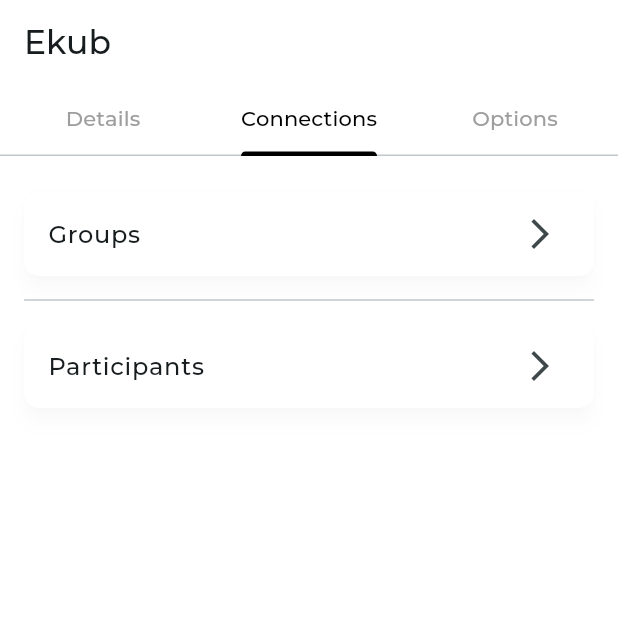
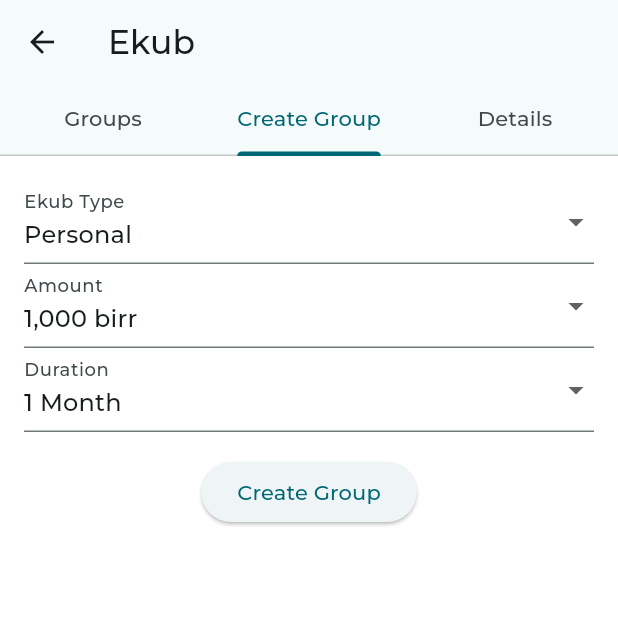
Before and after one commit to Nahom-ketsela/Digital_Ekub, a Flutter app: the EkubPage screen opened by its route, tab 2 chosen, on a phone screen of 412 x 824 dp, the top half of it. Run offline on Flutter 3.47's test engine with Material 3 defaults, Android fonts, the phone set to English and light mode, and no system bars; our stand-ins replace carousel_slider, cloud_firestore, firebase_auth, firebase_core, flutter_fortune_wheel, flutter_screenutil and 4 more; accounts and stored records are empty; project files that could hold a hidden picture were left out.

Commit message:
updated ekub page

```diff
--- a/lib/views/pages/ekub_page.dart
+++ b/lib/views/pages/ekub_page.dart
@@ -1,4 +1,6 @@
 import 'package:flutter/material.dart';
+import 'package:cloud_firestore/cloud_firestore.dart';
+import 'package:get_storage/get_storage.dart';
 
 class EkubPage extends StatefulWidget {
   static String route = 'ekub-page';
@@ -10,128 +12,183 @@ class EkubPage extends StatefulWidget {
 class _EkubPageState extends State<EkubPage>
     with SingleTickerProviderStateMixin {
   late TabController _tabController;
+  final FirebaseFirestore _firestore = FirebaseFirestore.instance;
 
   String? _selectedAmount = '1,000 birr';
   String? _selectedEkubType = 'Personal';
-  int _currentMoney = 10000; // Total current money in the Ekub
+  String? _selectedDuration = '1 Month';
+  final _storage = GetStorage();
+  late String currentUserEmail;
+
+  DateTime? _announcementDate;
+  String? _userTurnMessage;
 
   @override
   void initState() {
     super.initState();
     _tabController = TabController(length: 3, vsync: this);
+    currentUserEmail = _storage.read('email') ?? '';
   }
 
-  // Modal for editing Ekub Type
-  void _editEkubType() {
-    showModalBottomSheet(
-      context: context,
-      builder: (BuildContext context) {
-        return Padding(
-          padding: const EdgeInsets.all(16.0),
-          child: Column(
-            mainAxisSize: MainAxisSize.min,
-            crossAxisAlignment: CrossAxisAlignment.start,
-            children: [
-              Text('Select Ekub Type',
-                  style: TextStyle(fontWeight: FontWeight.bold)),
-              RadioListTile<String>(
-                title: Text('Personal'),
-                value: 'Personal',
-                groupValue: _selectedEkubType,
-                onChanged: (value) {
+  // Map amount to announcement dates
+  DateTime _getAnnouncementDateForAmount(String amount) {
+    switch (amount) {
+      case '500 birr':
+        return DateTime.now()
+            .add(Duration(days: 3)); // Custom date for 500 birr
+      case '1,000 birr':
+        return DateTime.now()
+            .add(Duration(days: 7)); // Custom date for 1,000 birr
+      case '1,500 birr':
+        return DateTime.now()
+            .add(Duration(days: 10)); // Custom date for 1,500 birr
+      default:
+        return DateTime.now().add(Duration(days: 7)); // Default date
+    }
+  }
+
+  // Function to create a new Ekub group
+  void _createGroup() async {
+    String groupId = DateTime.now().millisecondsSinceEpoch.toString();
+
+    // Get the appropriate announcement date based on selected amount
+    DateTime announcementDate = _getAnnouncementDateForAmount(_selectedAmount!);
+
+    await _firestore.collection('ekub_groups').doc(groupId).set({
+      'type': _selectedEkubType,
+      'amount': _selectedAmount,
+      'duration': _selectedDuration,
+      'announcementDate': announcementDate, // Use the determined date
+      'participants': [currentUserEmail],
+      'turns': [],
+    });
+    ScaffoldMessenger.of(context).showSnackBar(SnackBar(
+      content: Text('Group Created Successfully!'),
+    ));
+  }
+
+  // Function to join an existing group
+  void _joinGroup(String groupId) async {
+    DocumentReference groupRef =
+        _firestore.collection('ekub_groups').doc(groupId);
+    DocumentSnapshot groupSnapshot = await groupRef.get();
+
+    List<dynamic> participants = groupSnapshot['participants'] ?? [];
+    if (!participants.contains(currentUserEmail)) {
+      participants.add(currentUserEmail);
+      await groupRef.update({'participants': participants});
+      ScaffoldMessenger.of(context).showSnackBar(SnackBar(
+        content: Text('You have joined the group!'),
+      ));
+    } else {
+      ScaffoldMessenger.of(context).showSnackBar(SnackBar(
+        content: Text('You are already in this group!'),
+      ));
+    }
+  }
+
+  // Function to fetch group details and set announcement date and user turn status
+  void _fetchGroupDetails(String groupId) async {
+    DocumentSnapshot groupSnapshot =
+        await _firestore.collection('ekub_groups').doc(groupId).get();
+    Map<String, dynamic> groupData =
+        groupSnapshot.data() as Map<String, dynamic>;
+
     setState(() {
-                    _selectedEkubType = value;
+      // Fetch the actual announcement date from the database
+      _announcementDate = (groupData['announcementDate'] as Timestamp).toDate();
+      List<dynamic> turns = groupData['turns'] ?? [];
+      int userIndex = turns.indexOf(currentUserEmail);
+      _userTurnMessage = userIndex == 0
+          ? "It's your turn to take the money!"
+          : userIndex > 0
+              ? "Wait for your turn."
+              : "You need to pay.";
     });
-                  Navigator.pop(context);
+  }
+
+  // Fetch all groups from Firestore
+  Widget _buildGroupsList() {
+    return StreamBuilder<QuerySnapshot>(
+      stream: _firestore.collection('ekub_groups').snapshots(),
+      builder: (context, snapshot) {
+        if (snapshot.hasData) {
+          List<DocumentSnapshot> docs = snapshot.data!.docs;
+          return ListView.builder(
+            itemCount: docs.length,
+            itemBuilder: (context, index) {
+              Map<String, dynamic> group =
+                  docs[index].data() as Map<String, dynamic>;
+              return Card(
+                child: ListTile(
+                  title: Text('${group['amount']} - ${group['type']}'),
+                  subtitle: Text('${group['duration']}'),
+                  trailing: ElevatedButton(
+                    onPressed: () => _joinGroup(docs[index].id),
+                    child: Text('Join'),
+                  ),
+                  onTap: () {
+                    _fetchGroupDetails(docs[index].id);
                   },
-              ),
-              RadioListTile<String>(
-                title: Text('Business'),
-                value: 'Business',
-                groupValue: _selectedEkubType,
-                onChanged: (value) {
-                  setState(() {
-                    _selectedEkubType = value;
-                  });
-                  Navigator.pop(context);
-                },
-              ),
-              RadioListTile<String>(
-                title: Text('Property'),
-                value: 'Property',
-                groupValue: _selectedEkubType,
-                onChanged: (value) {
-                  setState(() {
-                    _selectedEkubType = value;
-                  });
-                  Navigator.pop(context);
-                },
-              ),
-            ],
                 ),
               );
             },
           );
         }
-
-  // Modal for editing Ekub Amount
-  void _editAmount() {
-    showModalBottomSheet(
-      context: context,
-      builder: (BuildContext context) {
-        return Padding(
-          padding: const EdgeInsets.all(16.0),
-          child: Column(
-            mainAxisSize: MainAxisSize.min,
-            crossAxisAlignment: CrossAxisAlignment.start,
-            children: [
-              Text('Select Ekub Amount',
-                  style: TextStyle(fontWeight: FontWeight.bold)),
-              DropdownButtonFormField<String>(
-                value: _selectedAmount,
-                items: ['500 birr', '1,000 birr', '1,500 birr']
-                    .map((amount) => DropdownMenuItem<String>(
-                        value: amount, child: Text(amount)))
-                    .toList(),
-                onChanged: (value) {
-                  setState(() {
-                    _selectedAmount = value;
-                  });
-                  Navigator.pop(context);
-                },
-                decoration: InputDecoration(
-                  contentPadding:
-                      EdgeInsets.symmetric(horizontal: 16, vertical: 8),
-                  border: OutlineInputBorder(
-                    borderRadius: BorderRadius.circular(10),
-                  ),
-                ),
-              ),
-            ],
-          ),
-        );
+        return Center(child: CircularProgressIndicator());
       },
     );
   }
 
-  void _addMoney(int amount) {
-    setState(() {
-      _currentMoney += amount;
-    });
+  // Build the group creation form
+  Widget _buildCreateGroupForm() {
+    return Column(
+      children: [
+        _buildDropdown<String>(
+          value: _selectedEkubType,
+          label: 'Ekub Type',
+          items: ['Personal', 'Business', 'Property'],
+          onChanged: (value) => setState(() => _selectedEkubType = value),
+        ),
+        _buildDropdown<String>(
+          value: _selectedAmount,
+          label: 'Amount',
+          items: ['500 birr', '1,000 birr', '1,500 birr'],
+          onChanged: (value) => setState(() => _selectedAmount = value),
+        ),
+        _buildDropdown<String>(
+          value: _selectedDuration,
+          label: 'Duration',
+          items: ['1 Month', '3 Months', '6 Months'],
+          onChanged: (value) => setState(() => _selectedDuration = value),
+        ),
+        SizedBox(height: 16),
+        ElevatedButton(
+          onPressed: _createGroup,
+          child: Text('Create Group'),
+        ),
+      ],
+    );
   }
 
-  void _deductMoney(int amount) {
-    setState(() {
-      if (_currentMoney - amount >= 0) {
-        _currentMoney -= amount;
-      } else {
-        ScaffoldMessenger.of(context).showSnackBar(
-          SnackBar(
-            content: Text('Not enough money to deduct!'),
-          ),
+  // Helper method to build dropdowns
+  Widget _buildDropdown<T>({
+    required T? value,
+    required String label,
+    required List<String> items,
+    required Function(T?) onChanged,
+  }) {
+    return DropdownButtonFormField<T>(
+      value: value,
+      items: items
+          .map((item) => DropdownMenuItem<T>(
+                value: item as T,
+                child: Text(item),
+              ))
+          .toList(),
+      onChanged: onChanged,
+      decoration: InputDecoration(labelText: label),
     );
-      }
-    });
   }
 
   Widget _buildDetailCard(String title, String subtitle,
@@ -145,10 +202,7 @@ class _EkubPageState extends State<EkubPage>
         borderRadius: BorderRadius.circular(10),
       ),
       child: ListTile(
-        title: Text(
-          title,
-          style: TextStyle(fontWeight: FontWeight.bold),
-        ),
+        title: Text(title, style: TextStyle(fontWeight: FontWeight.bold)),
         subtitle: Text(subtitle),
         trailing: hasEditIcon
             ? IconButton(
@@ -164,135 +218,38 @@ class _EkubPageState extends State<EkubPage>
   Widget build(BuildContext context) {
     return Scaffold(
       appBar: AppBar(
-        title: Text('Ekub',
-            style: TextStyle(
-              fontWeight: FontWeight.w500,
-            )),
-        automaticallyImplyLeading: false,
-        backgroundColor: Colors.white,
-        elevation: 0,
+        title: Text('Ekub'),
         bottom: TabBar(
           controller: _tabController,
-          labelColor: Colors.black,
-          unselectedLabelColor: Colors.grey,
-          indicatorColor: Colors.black,
           tabs: [
+            Tab(text: 'Groups'),
+            Tab(text: 'Create Group'),
             Tab(text: 'Details'),
-            Tab(text: 'Connections'),
-            Tab(text: 'Options'),
           ],
         ),
       ),
       body: TabBarView(
         controller: _tabController,
         children: [
-          // Details Tab
+          // Groups Tab
           Padding(
             padding: const EdgeInsets.all(16.0),
-            child: Column(
-              children: [
-                _buildDetailCard('Ekub Type', _selectedEkubType!,
-                    hasEditIcon: true, onEdit: _editEkubType),
-                _buildDetailCard('Ekub Amount', _selectedAmount!,
-                    hasEditIcon: true, onEdit: _editAmount),
-                _buildDetailCard('Current Money', '\$_currentMoney birr'),
-                _buildDetailCard('Announcement Date', 'Jan 14, 2024'),
-                _buildDetailCard('Current Users', '300 Users'),
-              ],
+            child: _buildGroupsList(),
           ),
-          ),
-
-          // Connections Tab
-          Padding(
-            padding: const EdgeInsets.all(16.0),
-            child: Column(
-              children: [
-                Card(
-                  color: Colors.white,
-                  elevation: 5,
-                  shadowColor: Colors.black12,
-                  shape: RoundedRectangleBorder(
-                    borderRadius: BorderRadius.circular(10),
-                  ),
-                  margin: const EdgeInsets.symmetric(vertical: 8),
-                  child: ListTile(
-                    title: Text('Groups'),
-                    trailing: Icon(Icons.arrow_forward_ios),
-                    onTap: () {
-                      // Navigate to Groups page
-                    },
-                  ),
-                ),
-                Divider(),
-                Card(
-                  color: Colors.white,
-                  elevation: 5,
-                  shadowColor: Colors.black12,
-                  shape: RoundedRectangleBorder(
-                    borderRadius: BorderRadius.circular(10),
-                  ),
-                  margin: const EdgeInsets.symmetric(vertical: 8),
-                  child: ListTile(
-                    title: Text('Participants'),
-                    trailing: Icon(Icons.arrow_forward_ios),
-                    onTap: () {
-                      // Navigate to Participants page
-                    },
-                  ),
-                ),
-              ],
-            ),
-          ),
-
-          // Options Tab
+          // Create Group Tab
           Padding(
             padding: const EdgeInsets.all(16.0),
             child: SingleChildScrollView(
-              child: Column(
-                crossAxisAlignment: CrossAxisAlignment.start,
-                children: [
-                  Text('Choose contribution amount',
-                      style: TextStyle(fontWeight: FontWeight.bold)),
-                  SizedBox(height: 8),
-                  DropdownButtonFormField<String>(
-                    value: _selectedAmount,
-                    items: ['500 birr', '1,000 birr', '1,500 birr']
-                        .map((amount) => DropdownMenuItem<String>(
-                            value: amount, child: Text(amount)))
-                        .toList(),
-                    onChanged: (value) {
-                      setState(() {
-                        _selectedAmount = value;
-                      });
-                    },
-                    decoration: InputDecoration(
-                      contentPadding:
-                          EdgeInsets.symmetric(horizontal: 16, vertical: 8),
-                      border: OutlineInputBorder(
-                        borderRadius: BorderRadius.circular(10),
+              child: _buildCreateGroupForm(),
             ),
           ),
-                  ),
-                  SizedBox(height: 16),
-                  Text('Add or Deduct Money',
-                      style: TextStyle(fontWeight: FontWeight.bold)),
-                  SizedBox(height: 8),
-                  Row(
+          // Details Tab
+          Column(
             children: [
-                      ElevatedButton(
-                        onPressed: () => _addMoney(500),
-                        child: Text('+500 birr'),
-                      ),
-                      SizedBox(width: 16),
-                      ElevatedButton(
-                        onPressed: () => _deductMoney(500),
-                        child: Text('-500 birr'),
-                      ),
+              _buildDetailCard('Announcement Date',
+                  _announcementDate?.toString() ?? '12-2-2025, 2:20:25'),
+              _buildDetailCard('Your Turn Status', _userTurnMessage ?? '3'),
             ],
-                  ),
-                ],
-              ),
-            ),
           ),
         ],
       ),
```
Lines whose indentation alone changed are shown as unchanged.
